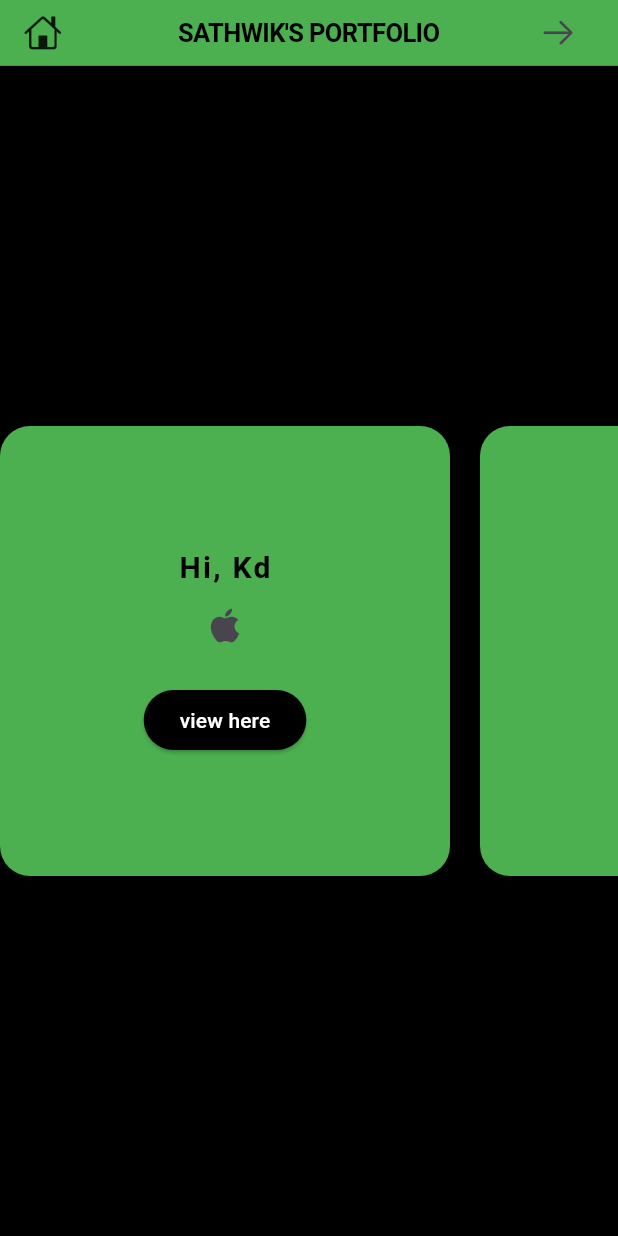
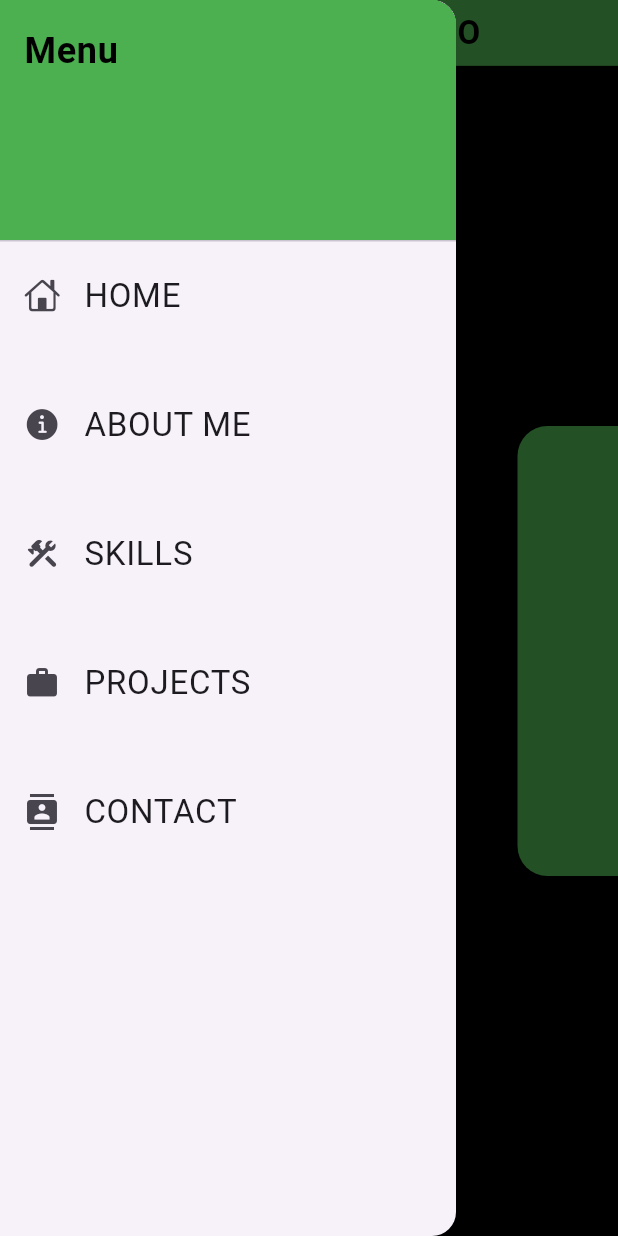
Before and after one commit to Sathwikkd/portfolio-app, a Flutter app: the screen it shows after launch, with the side drawer open (before the commit the screen has no drawer), on a phone screen of 412 x 824 dp. Run offline on Flutter 3.47's test engine with Material 3 defaults, Android fonts, the phone set to English and light mode, and no system bars.

Commit message:
drawer menu added

```diff
--- a/lib/main.dart
+++ b/lib/main.dart
@@ -1,5 +1,6 @@
 import 'package:flutter/cupertino.dart';
 import 'package:flutter/material.dart';
+import 'package:widgets/pages/drawer-menu.dart';
 
 
 void main(){
@@ -14,17 +15,37 @@ class MyApp extends StatelessWidget {
   Widget build(BuildContext context) {
     return  MaterialApp(
       debugShowCheckedModeBanner: false,
-      home: Scaffold(
-        appBar: CupertinoNavigationBar(
+      home: MyHomePage(),
+    );
 
-          middle: Text("SATHWIK'S PORTFOLIO"),
+  }
+}
+class MyHomePage extends StatefulWidget {
+  const MyHomePage({super.key});
+
+  @override
+  State<MyHomePage> createState() => _MyHomePageState();
+}
+
+class _MyHomePageState extends State<MyHomePage> {
+  final GlobalKey<ScaffoldState> _scaffoldKey = GlobalKey<ScaffoldState>();
+  @override
+  Widget build(BuildContext context) {
+    return Scaffold(
+      key: _scaffoldKey,
+
+        appBar:  CupertinoNavigationBar(
+
+          middle: Text("SATHWIK'S PORTFOLIO",style: TextStyle(fontSize: 22),),
           backgroundColor: Colors.green,
 
-          leading: Icon(CupertinoIcons.home,size: 25,),
-            trailing: IconButton(onPressed: () {},
-            icon:Icon(CupertinoIcons.arrow_right),iconSize: 25,),
-
+          leading: GestureDetector(onTap: () {
+            _scaffoldKey.currentState?.openDrawer();
+          },
+          child: Icon(CupertinoIcons.bars),
+          ),
         ),
+        drawer: DrawerMenuPage(),
        backgroundColor:Colors.black,
        body: Center(
         child:SingleChildScrollView(
@@ -46,7 +67,7 @@ class MyApp extends StatelessWidget {
                   child: Column(
                     mainAxisAlignment: MainAxisAlignment.center,
                     children: <Widget> [
-                      const Text("Hi, Kd",
+                      const Text("WELCOME TO MY PORTFOLIO!",
                       style: TextStyle(
                         color: Colors.black,
                         fontSize: 20,
@@ -57,18 +78,37 @@ class MyApp extends StatelessWidget {
                       ),
                     IconButton(onPressed: (){
 
-                    }, icon:const Icon(Icons.apple , size: 30)
+                    }, icon:const Icon(Icons.apple , size: 35)
                     ),
-                    SizedBox(height: 15,),
-                    ElevatedButton(onPressed: (){}, child:
-                     Text("view here",style: TextStyle(
-                      color: Colors.white,
-                     ),),
-                     style: ElevatedButton.styleFrom(
-                      backgroundColor: Colors.black,
 
-                     ),
-                    )
+                   const  SizedBox(height: 15,),
+                    // ElevatedButton(onPressed: (){}, child:
+                    //   Text("view here",style: TextStyle(
+                    //   color: Colors.white,
+                    //  ),),
+                    //  style: ElevatedButton.styleFrom(
+                    //   backgroundColor: Colors.black,
+
+                    //  ),
+                    // ),
+                    Row(
+                      mainAxisAlignment: MainAxisAlignment.center,
+                      children: [
+
+                        ElevatedButton(onPressed: (){},
+                         child:Text("Collab",style: TextStyle(
+                          color: Colors.white,
+                         ),),
+                         style:ElevatedButton.styleFrom(
+                          backgroundColor: Colors.black,
+                         ) ,),
+                        //  SizedBox(width: 5,),
+                       //  Icon(Icons.arrow_circle_up)
+
+                      ],
+                    ),
+
+
 
 
                     ],
@@ -77,6 +117,7 @@ class MyApp extends StatelessWidget {
                 ),
 
                ),
+               SizedBox(width: 25,),
 Container(
   height: 300,
   width: 300,
@@ -85,22 +126,78 @@ Container(
     color: Colors.green,
    borderRadius:BorderRadius.circular(20),
   ),
-)
+
+  child: const Column(
+    mainAxisAlignment: MainAxisAlignment.center,
+    children: [
+      Center(
+        child: Text("PROJECTS",style: TextStyle(fontSize: 20,
+        fontWeight: FontWeight.bold),
+        ),
+        ),
+        Icon(Icons.work)
+    ],
+  ),
+
+),
+Container(
+  height: 300,
+  width: 300,
+  margin:EdgeInsets.symmetric(horizontal: 20),
+  decoration: BoxDecoration(
+    color: Colors.green,
+   borderRadius:BorderRadius.circular(20),
+  ),
+
+  child: const Column(
+    mainAxisAlignment: MainAxisAlignment.center,
+    children: [
+      Center(
+        child: Text("SKILLS",style: TextStyle(fontSize: 20,
+        fontWeight: FontWeight.bold),
+        ),
+        ),
+        Icon(Icons.construction_sharp)
+    ],
+  ),
+
+),Container(
+  height: 300,
+  width: 300,
+  margin:EdgeInsets.symmetric(horizontal: 20),
+  decoration: BoxDecoration(
+    color: Colors.green,
+   borderRadius:BorderRadius.circular(20),
+  ),
+
+  child: const Column(
+    mainAxisAlignment: MainAxisAlignment.center,
+    children: [
+      Center(
+        child: Text("CONTACT",style: TextStyle(fontSize: 20,
+        fontWeight: FontWeight.bold),
+        ),
+
+        ),
+        Icon(Icons.contacts)
+    ],
+  ),
+
+),
+
 
              ],
 
 
 
 
-             )
-           ),
+             ),
+
 
 
        ),
        ),
+
     );
-
-
-
   }
 }
--- /dev/null
+++ b/lib/pages/drawer-menu.dart
@@ -0,0 +1,65 @@
+import 'package:flutter/cupertino.dart';
+import 'package:flutter/material.dart';
+import 'package:cupertino_icons/cupertino_icons.dart';
+
+
+class DrawerMenuPage extends StatelessWidget {
+  const DrawerMenuPage({super.key});
+
+  @override
+  Widget build(BuildContext context) {
+    return Drawer(
+      child: ListView(
+        padding: EdgeInsets.zero,
+        children: <Widget>[
+          DrawerHeader(
+            decoration:BoxDecoration(
+
+              color: Colors.green,
+            ) ,child: Text('Menu',style: TextStyle(
+            color: Colors.black,
+            fontWeight: FontWeight.bold,
+            fontSize: 24,
+          ),
+          ),
+          ),
+          ListTile(
+            leading: Icon(CupertinoIcons.home),
+            title: Text('HOME',style: TextStyle(fontSize: 22),),
+            onTap: (){},
+          ),
+          SizedBox(height: 30,),
+          ListTile(
+            leading: Icon(CupertinoIcons.info_circle_fill),
+            title: Text('ABOUT ME',style: TextStyle(fontSize: 22),),
+          ),
+          SizedBox(height: 30,),
+
+          ListTile(
+            leading: Icon(Icons.construction_rounded),
+            title: Text('SKILLS',style: TextStyle(fontSize: 22),),
+          ),
+
+          SizedBox(height: 30,),
+
+          ListTile(
+
+            leading: Icon(Icons.work_rounded),
+            title: Text('PROJECTS',style: TextStyle(fontSize: 22),),
+          ),
+                    SizedBox(height: 30,),
+
+          ListTile(
+            leading: Icon(Icons.contacts),
+            title: Text('CONTACT',style: TextStyle(fontSize: 22),),
+          )
+
+
+
+
+
+        ],
+      ),
+    );
+  }
+}
```
